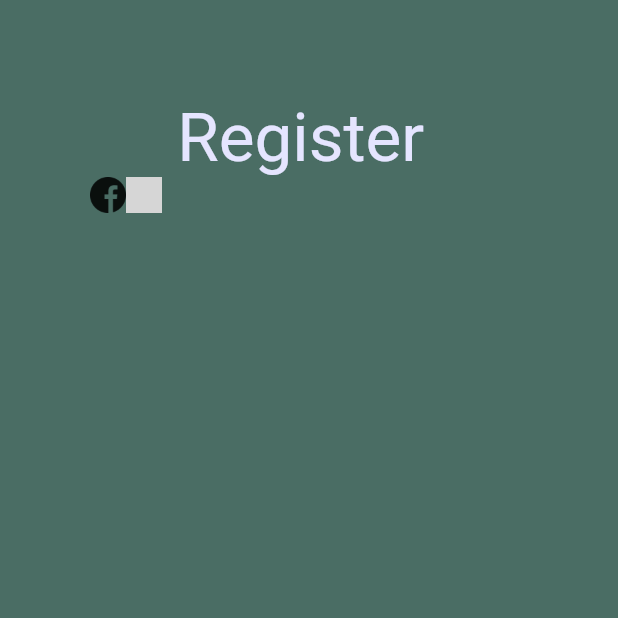
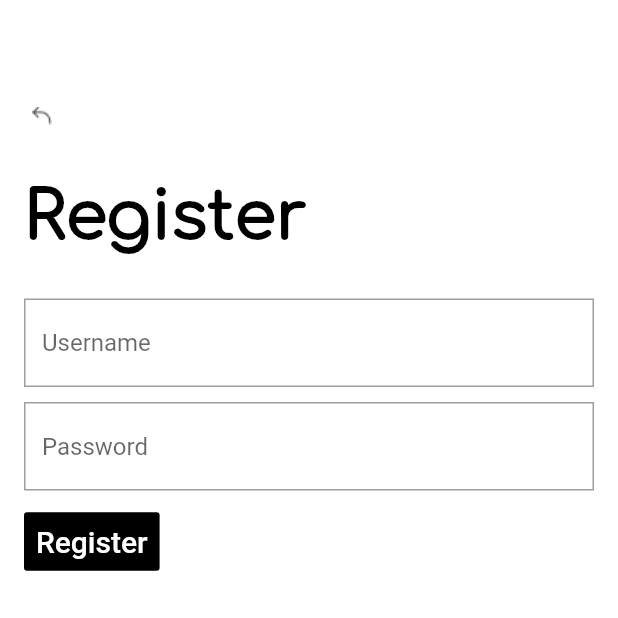
Before and after one commit to sona-dot/lep, a Flutter app: the screen it shows after launch, on a phone screen of 412 x 824 dp, the top half of it. Run offline on Flutter 3.47's test engine with Material 2 defaults, Android fonts, the phone set to English and light mode, and no system bars; Roboto replaces fonts that are missing (Montserrat); grey boxes are pictures that could not be loaded.

Commit message:
added some buttons and text fields

```diff
--- a/lib/screens/registerScreen.dart
+++ b/lib/screens/registerScreen.dart
@@ -1,44 +1,72 @@
+import 'package:flutter/cupertino.dart';
+import 'package:flutter/foundation.dart';
 import 'package:flutter/material.dart';
 
-
 class RegisterScreen extends StatelessWidget {
-
   @override
   Widget build(BuildContext context) {
     return Container(
-      padding: const EdgeInsetsDirectional.fromSTEB(60.0, 65.0, 60.0, 104.0),
-      decoration: BoxDecoration(color: Color(0xff4A6D64)),
+      padding: const EdgeInsetsDirectional.fromSTEB(16.0, 65.0, 16.0, 104.0),
+      decoration: BoxDecoration(color: Colors.white),
       // Row is a horizontal, linear layout.
-      child: Center(
       child: Column(
+          crossAxisAlignment: CrossAxisAlignment.start,
           children: <Widget>[
-          Material (
-            color: Color(0x004A6D64),
+            ImageIcon(new AssetImage('assets/icons/back-button-icon.png')),
+            Padding(
+              padding: EdgeInsets.symmetric(vertical: 30),
+              child: Text("Register",
+                  style: const TextStyle(
+                      fontFamily: "Comfortaa",
+                      fontStyle: FontStyle.normal,
+                      color: Colors.black,
+                      decoration: TextDecoration.none,
+                      fontSize: 45.0)),
+            ),
+            Material(
+              color: Colors.white,
               child: Column(
+                crossAxisAlignment: CrossAxisAlignment.start,
                 children: <Widget>[
-                Text("Register ",
-                style: const TextStyle(
-                    color:  const Color(0xffe5e5ff),
-                    fontWeight: FontWeight.w400,
-                    fontFamily: "Montserrat",
-                    fontStyle:  FontStyle.normal,
-                    fontSize: 45.0
-                )
+                  TextField(
+                    decoration: InputDecoration(
+                        border: OutlineInputBorder(
+                          borderSide: BorderSide(color: Colors.black),
+                          borderRadius: BorderRadius.all(Radius.circular(0)),
                         ),
-                Row (
-                  children: <Widget>[
-                     ImageIcon(new AssetImage('assets/icons/facebook_icon.png')
+                        hintText: 'Username'),
                   ),
-                     ImageIcon(new AssetImage('assets/icons/gmail_icon.png')
+                  Padding(
+                    padding: EdgeInsets.symmetric(vertical: 10),
+                    child: TextField(
+                      obscureText: true,
+                      decoration: InputDecoration(
+                          border: OutlineInputBorder(
+                            borderSide: BorderSide(color: Colors.black),
+                            borderRadius: BorderRadius.all(Radius.circular(0)),
                           ),
-                  ],
+                          hintText: 'Password'),
+                    ),
+                  ),
+                  Flexible(
+                    child: FlatButton(
+                      color: Colors.black,
+                      textColor: Colors.white,
+                      padding: EdgeInsets.all(8.0),
+                      splashColor: Colors.blueAccent,
+                      onPressed: () {
+                        /*...*/
+                      },
+                      child: Text(
+                        "Register",
+                        style: TextStyle(fontSize: 20.0),
+                      ),
+                    ),
                   )
                 ],
               ),
             )
-        ]
-      ),
-    ),
+          ]),
     );
   }
 }
```
Also changed, not shown: pubspec.yaml (+8 -2 lines), assets/fonts/Montserrat-Regular.ttf (deleted), assets/icons/back-button-icon.png (added), assets/icons/facebook-icon.png (renamed from assets/icons/facebook_icon.png), fonts/comfortaa/comfortaa-bold.ttf (added), fonts/comfortaa/comfortaa-light.ttf (added), fonts/comfortaa/comfortaa-regular.ttf (added). Lines whose indentation alone changed are shown as unchanged.
